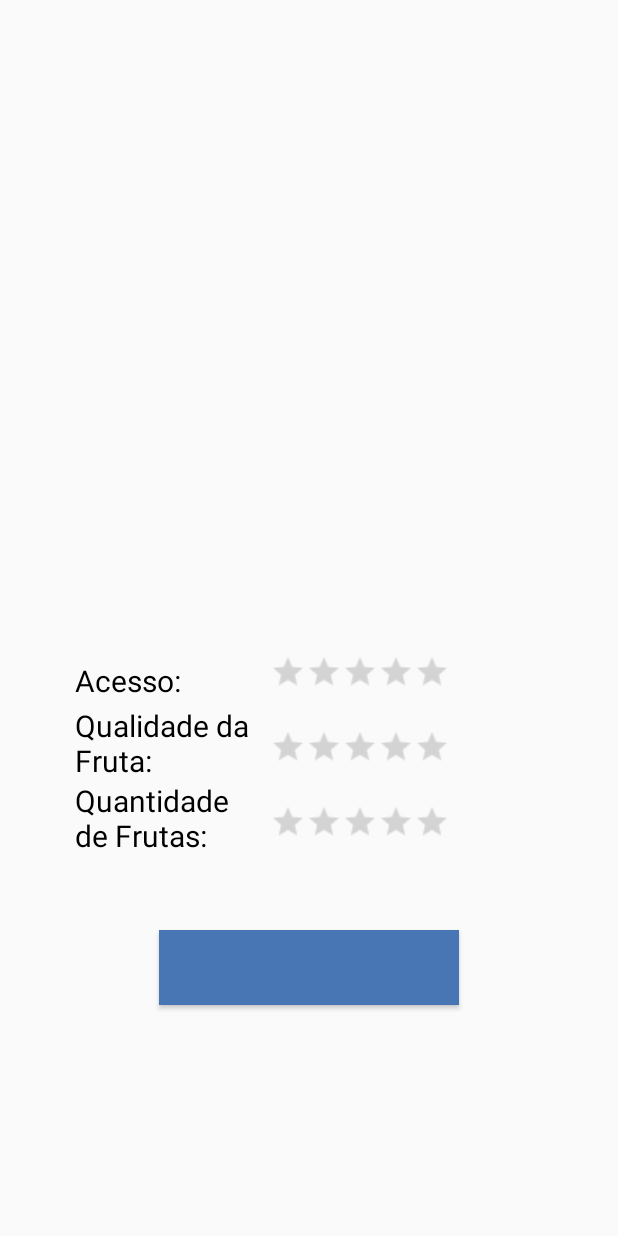
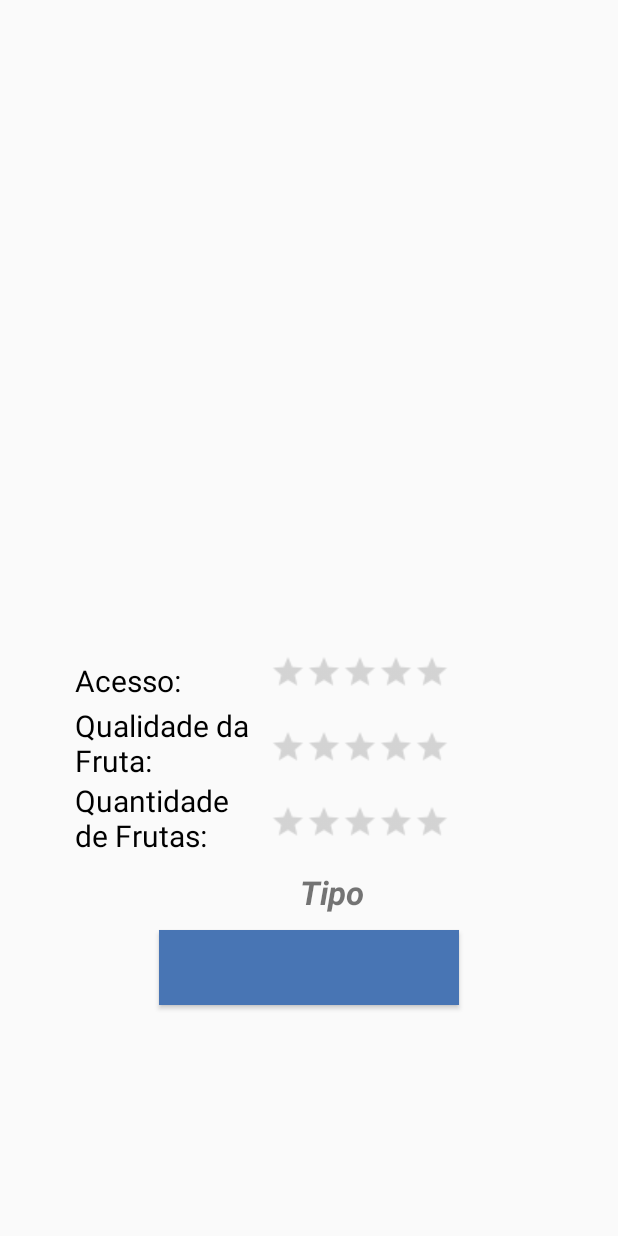
Before and after one commit to VergaraC/Fruit-Map, an Android app: the TreePage screen opened directly, with no data from a screen before it, on a phone screen of 412 x 824 dp. Run offline under Robolectric (Android 15) with nearby library versions, the phone set to English and light mode, and no system bars; our stand-ins replace Firebase (no records; nobody signed in at launch, a user with empty details on screens opened directly); 1 statement that could not run was skipped.

Commit message:
pinagem e pagina da árvore cadastrada

```diff
--- a/FruitMap/app/build.gradle
+++ b/FruitMap/app/build.gradle
@@ -36,4 +36,5 @@ dependencies {
     androidTestImplementation 'androidx.test.espresso:espresso-core:3.2.0'
     implementation 'com.google.android.gms:play-services-maps:17.0.0'
     implementation 'com.google.android.gms:play-services-location:16.0.0'
+    implementation 'com.google.android.gms:play-services-places:17.0.0'
 }
--- a/FruitMap/app/src/main/java/com/example/fruitmap/TreePage.java
+++ b/FruitMap/app/src/main/java/com/example/fruitmap/TreePage.java
@@ -3,7 +3,12 @@ package com.example.fruitmap;
 import androidx.annotation.NonNull;
 import androidx.appcompat.app.AppCompatActivity;
 
+import android.location.Address;
+import android.location.Geocoder;
 import android.os.Bundle;
+import android.widget.RatingBar;
+import android.widget.TextView;
+import android.widget.Toast;
 
 import com.google.firebase.database.DataSnapshot;
 import com.google.firebase.database.DatabaseError;
@@ -11,28 +16,65 @@ import com.google.firebase.database.DatabaseReference;
 import com.google.firebase.database.FirebaseDatabase;
 import com.google.firebase.database.ValueEventListener;
 
+import java.io.IOException;
+import java.util.List;
+import java.util.Locale;
+
 public class TreePage extends AppCompatActivity {
 
     FirebaseDatabase database;
     DatabaseReference trees;
+
+    TextView tipo;
+    TextView address1;
+    TextView address2;
+    TextView distancia;
+
+    RatingBar acesso;
+    RatingBar qualidade;
+    RatingBar quantidade;
+
+    Geocoder geocoder;
+
+    List<Address> addresses;
 
     @Override
     protected void onCreate(Bundle savedInstanceState) {
         super.onCreate(savedInstanceState);
         setContentView(R.layout.activity_tree_page);
 
+        geocoder = new Geocoder(this, Locale.getDefault());
+
         database = FirebaseDatabase.getInstance();
         trees = database.getReference("trees");
 
+        tipo = findViewById(R.id.tipo_t);
+        address1 = findViewById(R.id.address1_t);
+        address2 = findViewById(R.id.address2_t);
+        distancia = findViewById(R.id.d_t);
+        qualidade = findViewById(R.id.R_qualiW);
+        acesso = findViewById(R.id.R_acessoW);
+        quantidade = findViewById(R.id.R_quantW);
+
         Bundle bundle = getIntent().getExtras();
-        final String treeId = bundle.getString("");
+        final String treeId = bundle.getString("id");
 
         trees.addValueEventListener(new ValueEventListener() {
             @Override
             public void onDataChange(@NonNull DataSnapshot dataSnapshot) {
                 for (DataSnapshot tree : dataSnapshot.getChildren()) {
-                    if (tree.getKey() == treeId) {
+                    if (tree.getKey().equals(treeId)) {
                         Tree arvore = tree.getValue(Tree.class);
+                        tipo.setText(arvore.getTipo());
+                        try {
+                            addresses = geocoder.getFromLocation(arvore.getLat(), arvore.getLongi(), 1);
+                            Address address = addresses.get(0);
+                            String result = address.getAddressLine(0);
+                            address1.setText(result);
+                        } catch (IOException e){
+                            e.printStackTrace();
+                            Toast.makeText(TreePage.this,"Endereço nao encontrado", Toast.LENGTH_SHORT).show();
+                        }
                     }
                 }
             }
--- a/FruitMap/app/src/main/res/layout/activity_tree_page.xml
+++ b/FruitMap/app/src/main/res/layout/activity_tree_page.xml
@@ -18,12 +18,13 @@
     <!-- Tipo de Arvore-->
     <TextView
         android:id="@+id/tipo_t"
-        android:layout_width="wrap_content"
+        android:layout_width="100dp"
         android:layout_height="wrap_content"
-        android:layout_marginTop="340dp"
-        android:layout_marginStart="50dp"
+        android:layout_marginTop="580dp"
+        android:layout_marginStart="200dp"
         android:textStyle="bold|italic"
-        android:textSize="22sp" />
+        android:textSize="22sp"
+        android:text="Tipo"/>
 
     <!-- Endereco 1 -->
     <TextView
```
Also changed, not shown: FruitMap/app/src/main/java/com/example/fruitmap/MapActivity.java (+47 -11 lines), FruitMap/app/src/main/java/com/example/fruitmap/Tree.java (+6 -2 lines).
